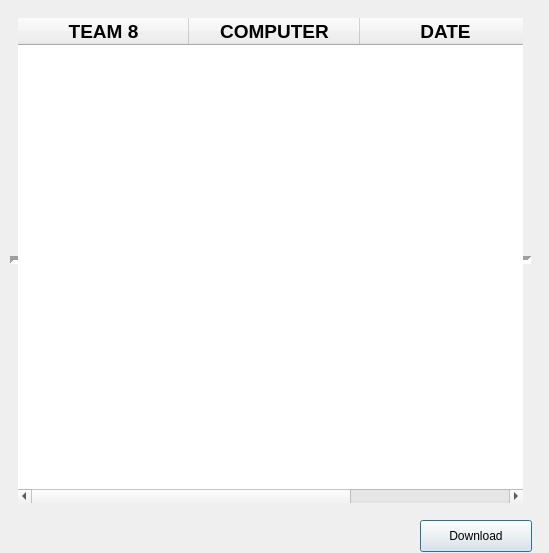
Qt form project/scoresdialog.ui (rumeysakarakavak/GTU-Project) before a commit.
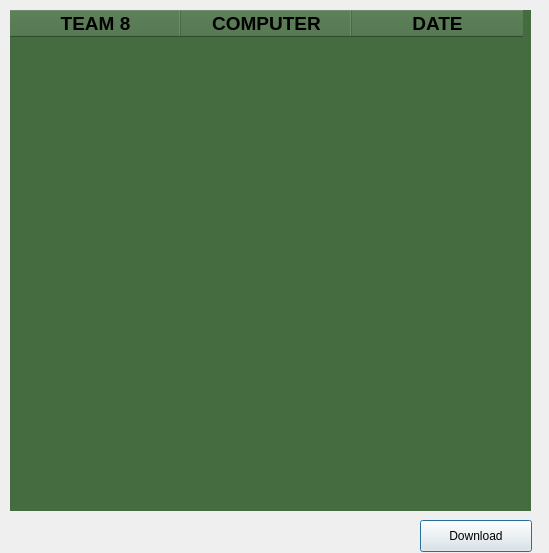
The same form after that commit.

Patch:
```diff
--- a/project/scoresdialog.ui
+++ b/project/scoresdialog.ui
@@ -13,6 +13,9 @@
   <property name="windowTitle">
    <string>Dialog</string>
   </property>
+  <property name="styleSheet">
+   <string notr="true"/>
+  </property>
   <widget class="QTableWidget" name="scoreTable">
    <property name="geometry">
     <rect>
@@ -27,10 +30,14 @@
      <pointsize>14</pointsize>
      <weight>75</weight>
      <bold>true</bold>
+     <kerning>true</kerning>
     </font>
    </property>
+   <property name="styleSheet">
+    <string notr="true">background-color:rgb(68, 108, 64)</string>
+   </property>
    <property name="frameShape">
-    <enum>QFrame::HLine</enum>
+    <enum>QFrame::NoFrame</enum>
    </property>
    <property name="lineWidth">
     <number>4</number>
```
